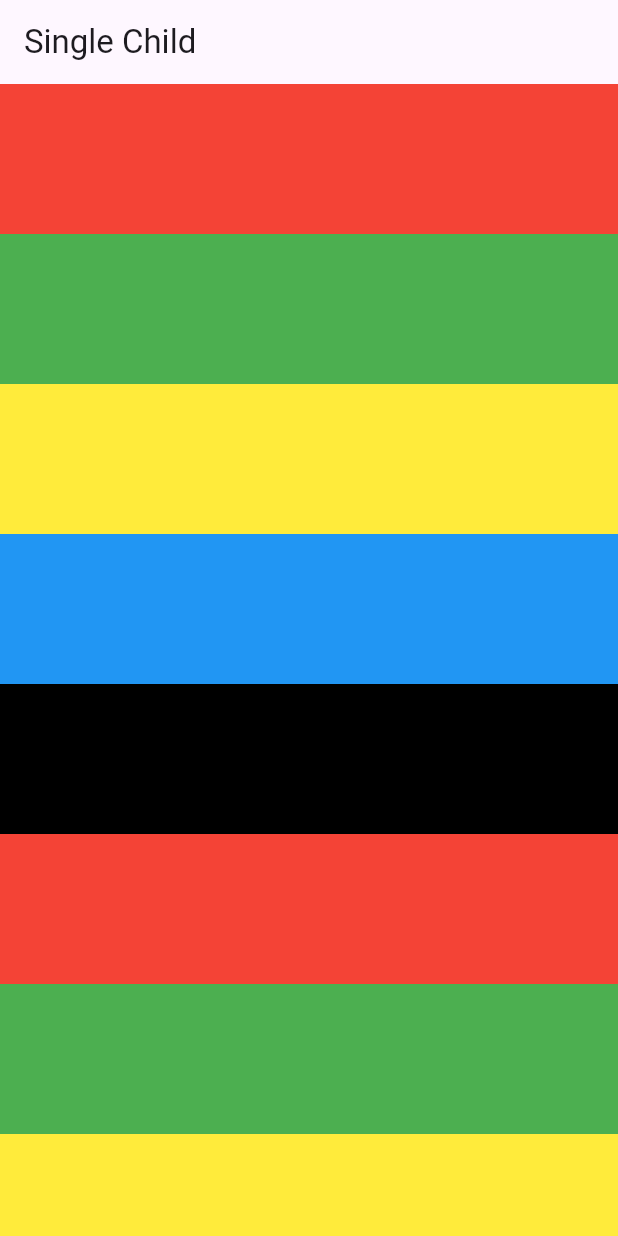
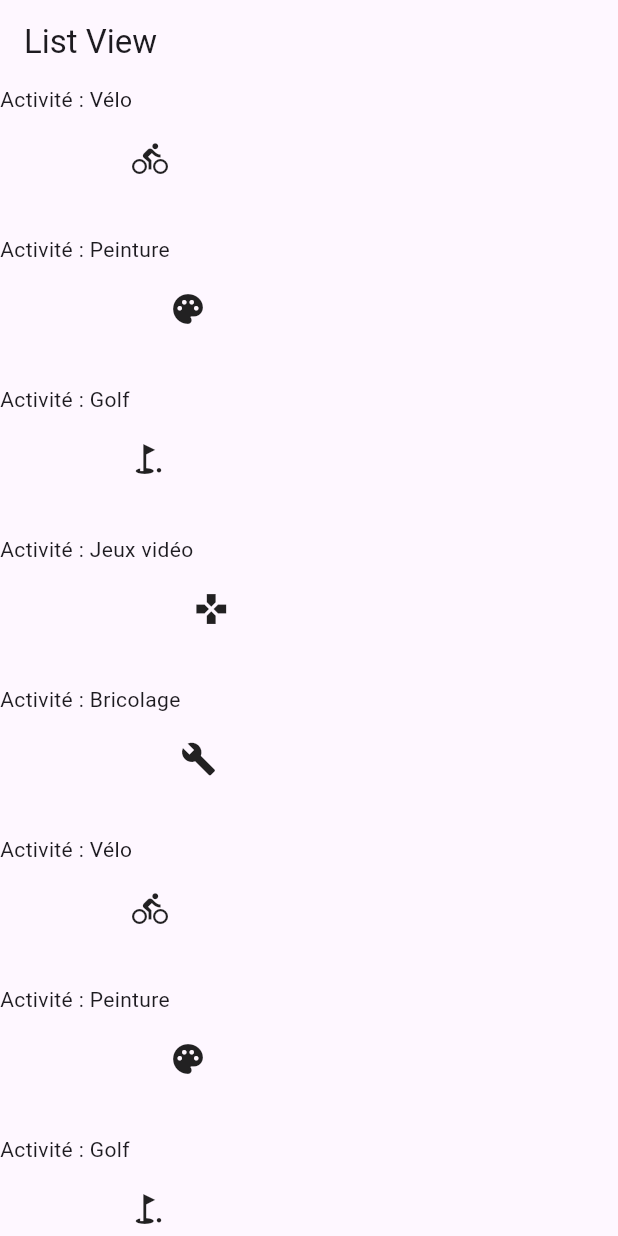
Before and after one commit to fabienlierville/flutter_di22-2_scrollable, a Flutter app: the screen it shows after launch, on a phone screen of 412 x 824 dp. Run offline on Flutter 3.47's test engine with Material 3 defaults, Android fonts, the phone set to English and light mode, and no system bars.

Commit message:
ListView avec Container

```diff
--- a/lib/main.dart
+++ b/lib/main.dart
@@ -1,4 +1,5 @@
 import 'package:flutter/material.dart';
+import 'package:scrollable/pages/list_view_page.dart';
 import 'package:scrollable/pages/single_child_page.dart';
 
 void main() {
@@ -17,7 +18,7 @@ class MyApp extends StatelessWidget {
         colorScheme: ColorScheme.fromSeed(seedColor: Colors.deepPurple),
         useMaterial3: true,
       ),
-      home: const SingleChildPage(),
+      home: const ListViewPage(),
     );
   }
 }
--- /dev/null
+++ b/lib/models/activite.dart
@@ -0,0 +1,11 @@
+import 'package:flutter/cupertino.dart';
+
+class Activite{
+  String nom;
+  IconData icone;
+
+  Activite({
+    required this.nom,
+    required this.icone,
+  });
+}
--- /dev/null
+++ b/lib/pages/list_view_page.dart
@@ -0,0 +1,62 @@
+import 'package:flutter/material.dart';
+import 'package:scrollable/models/activite.dart';
+
+class ListViewPage extends StatefulWidget {
+  const ListViewPage({super.key});
+
+  @override
+  State<ListViewPage> createState() => _ListViewPageState();
+}
+
+class _ListViewPageState extends State<ListViewPage> {
+  List<Activite> activites = [
+    Activite(nom: "Vélo", icone: Icons.directions_bike),
+    Activite(nom: "Peinture", icone: Icons.palette),
+    Activite(nom: "Golf", icone: Icons.golf_course),
+    Activite(nom: "Jeux vidéo", icone: Icons.gamepad),
+    Activite(nom: "Bricolage", icone: Icons.build),
+    Activite(nom: "Vélo", icone: Icons.directions_bike),
+    Activite(nom: "Peinture", icone: Icons.palette),
+    Activite(nom: "Golf", icone: Icons.golf_course),
+    Activite(nom: "Jeux vidéo", icone: Icons.gamepad),
+    Activite(nom: "Bricolage", icone: Icons.build),
+    Activite(nom: "Vélo", icone: Icons.directions_bike),
+    Activite(nom: "Peinture", icone: Icons.palette),
+    Activite(nom: "Golf", icone: Icons.golf_course),
+    Activite(nom: "Jeux vidéo", icone: Icons.gamepad),
+    Activite(nom: "Bricolage", icone: Icons.build),
+    Activite(nom: "Vélo", icone: Icons.directions_bike),
+    Activite(nom: "Peinture", icone: Icons.palette),
+    Activite(nom: "Golf", icone: Icons.golf_course),
+    Activite(nom: "Jeux vidéo", icone: Icons.gamepad),
+    Activite(nom: "Bricolage", icone: Icons.build),
+    Activite(nom: "Vélo", icone: Icons.directions_bike),
+    Activite(nom: "Peinture", icone: Icons.palette),
+    Activite(nom: "Golf", icone: Icons.golf_course),
+    Activite(nom: "Jeux vidéo", icone: Icons.gamepad),
+    Activite(nom: "Bricolage", icone: Icons.build),
+    Activite(nom: "Vélo", icone: Icons.directions_bike),
+    Activite(nom: "Peinture", icone: Icons.palette),
+    Activite(nom: "Golf", icone: Icons.golf_course),
+    Activite(nom: "Jeux vidéo", icone: Icons.gamepad),
+    Activite(nom: "Bricolage", icone: Icons.build),
+  ];
+
+  @override
+  Widget build(BuildContext context) {
+    return Scaffold(
+      appBar: AppBar(title: Text("List View"),),
+      body: ListView.builder(
+          itemCount: activites.length,
+          itemBuilder: (context, index){
+            return Row(
+              children: [
+                Container(height: 100,child: Text("Activité : ${activites[index].nom}"),),
+                Container(height: 100,child: Icon(activites[index].icone),)
+              ],
+            );
+          }
+      ),
+    );
+  }
+}
```
